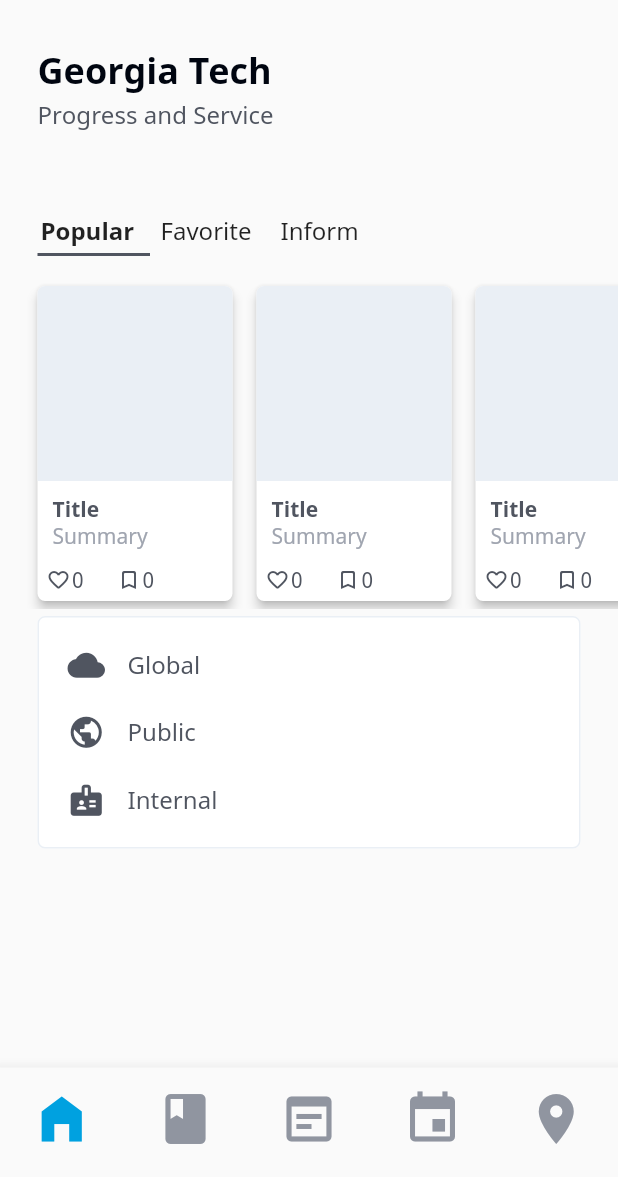
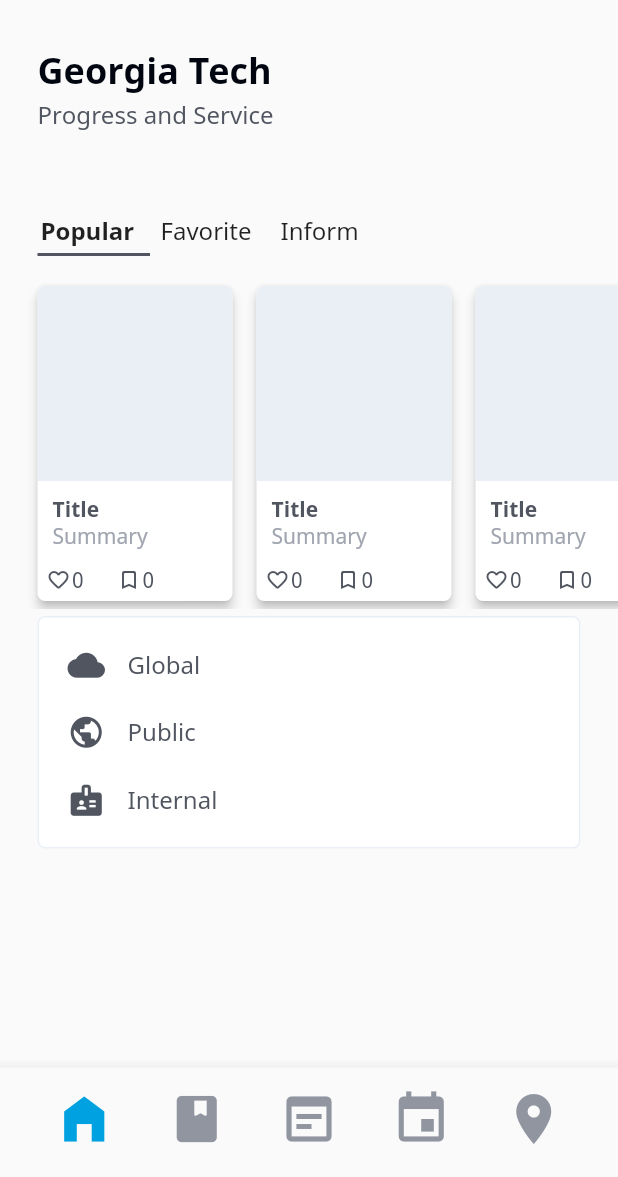
Before and after one commit to padong4284/padong-app, a Flutter app: the RouteView screen opened by its route, on a phone screen of 412 x 824 dp, the part 59-1236 px from its top. Run offline on Flutter 3.47's test engine with Material 2 defaults, Android fonts, the phone set to English and light mode, and no system bars.

Commit message:
refactor: Navigation Bar Layout (#85)
* feat: add CustomIcons: wiki, chat_checked

* refactor: padding both ends of BottomNavigationBar

```diff
--- a/lib/ui/router.dart
+++ b/lib/ui/router.dart
@@ -2,7 +2,6 @@ import 'package:flutter/material.dart';
 import './views/sign/sign_in_view.dart';
 import './views/sign/sign_up_view.dart';
 import './views/main/route_view.dart';
-import './views/main/p_main_view.dart';
 
 class PadongRouter {
   static Route<dynamic> generateRoute(RouteSettings settings) {
--- /dev/null
+++ b/lib/ui/shared/custom_icons.dart
@@ -0,0 +1,25 @@
+/// Flutter icons CustomIcons
+/// Copyright (C) 2021 by original authors @ fluttericon.com, fontello.com
+/// This font was generated by FlutterIcon.com, which is derived from Fontello.
+///
+/// To use this font, place it in your fonts/ directory and include the
+/// following in your pubspec.yaml
+///
+/// flutter:
+///   fonts:
+///    - family:  CustomIcons
+///      fonts:
+///       - asset: fonts/CustomIcons.ttf
+///
+///
+///
+import 'package:flutter/widgets.dart';
+
+class CustomIcons {
+  CustomIcons._();
+
+  static const _kFontFam = 'CustomIcons';
+
+  static const IconData wiki = IconData(0xe804, fontFamily: _kFontFam);
+  static const IconData chat_checked = IconData(0xe805, fontFamily: _kFontFam);
+}
--- a/lib/ui/widgets/bottom_navigation_bar.dart
+++ b/lib/ui/widgets/bottom_navigation_bar.dart
@@ -1,21 +1,21 @@
 import 'package:flutter/material.dart';
+import 'package:padong/ui/shared/custom_icons.dart';
 import 'package:padong/ui/theme/app_theme.dart';
 
 class PadongBottomNavigationBar extends StatelessWidget {
-  final color = AppTheme.colors.semiSupport;
   final size = 40.0;
   final int selectedIndex;
-  Function setSelectedIndex;
+  final Function setSelectedIndex;
 
   PadongBottomNavigationBar({this.selectedIndex, this.setSelectedIndex});
 
   @override
   Widget build(BuildContext context) {
-    const iconWidth = 57.0;
+    const padding = AppTheme.horizontalPadding + 5;
     return BottomNavigationBar(
-      currentIndex: this.selectedIndex ?? 0,
-      selectedItemColor: AppTheme.colors.primary,
-        unselectedItemColor: this.color,
+        currentIndex: this.selectedIndex ?? 0,
+        selectedItemColor: AppTheme.colors.primary,
+        unselectedItemColor: AppTheme.colors.semiSupport,
         onTap: (index) {
           this.setSelectedIndex(index);
         },
@@ -25,36 +25,30 @@ class PadongBottomNavigationBar extends StatelessWidget {
         items: [
           BottomNavigationBarItem(
             label: 'Home',
-            icon: SizedBox(
-                width: iconWidth,
-                child: Icon(Icons.home_filled,
-                     size: this.size)),
+            icon: Padding(
+                padding: const EdgeInsets.only(left: padding),
+                child: Icon(Icons.home_filled, size: this.size)),
           ),
           BottomNavigationBarItem(
-              label: 'Cover',
-              icon: SizedBox(
-                width: iconWidth,
-                child: Icon(Icons.book, size: this.size),
-              )),
+            label: 'Cover',
+            icon: Padding(
+                padding: const EdgeInsets.only(left: padding / 2),
+                child: Icon(CustomIcons.wiki, size: this.size)),
+          ),
           BottomNavigationBarItem(
-              label: 'Deck',
-              icon: SizedBox(
-                width: iconWidth,
-                child: Icon(Icons.wysiwyg, size: this.size),
-              )),
+            label: 'Deck',
+            icon: Icon(Icons.wysiwyg, size: this.size),
+          ),
           BottomNavigationBarItem(
             label: 'Schedule',
-            icon: SizedBox(
-                width: iconWidth,
-                child: Icon(
-                  Icons.event,
-                  size: this.size,
-                )),
+            icon: Padding(
+                padding: const EdgeInsets.only(right: padding / 2),
+                child: Icon(Icons.event, size: this.size)),
           ),
           BottomNavigationBarItem(
             label: 'Map',
-            icon: SizedBox(
-                width: iconWidth,
+            icon: Padding(
+                padding: const EdgeInsets.only(right: padding),
                 child: Icon(
                   Icons.place,
                   size: this.size,
--- a/pubspec.yaml
+++ b/pubspec.yaml
@@ -43,6 +43,9 @@ dev_dependencies:
 # The following section is specific to Flutter.
 flutter:
   fonts:
+    - family: CustomIcons
+      fonts:
+        - asset: assets/CustomIcons.ttf
     - family: NotoSans
       fonts:
         - asset: assets/fonts/NotoSans-Regular.ttf
```
Also changed, not shown: assets/CustomIcons.ttf (added).
